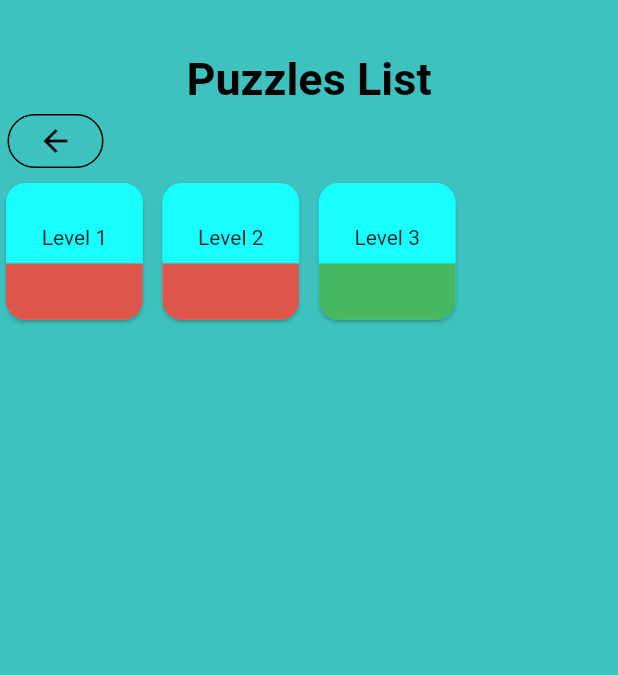
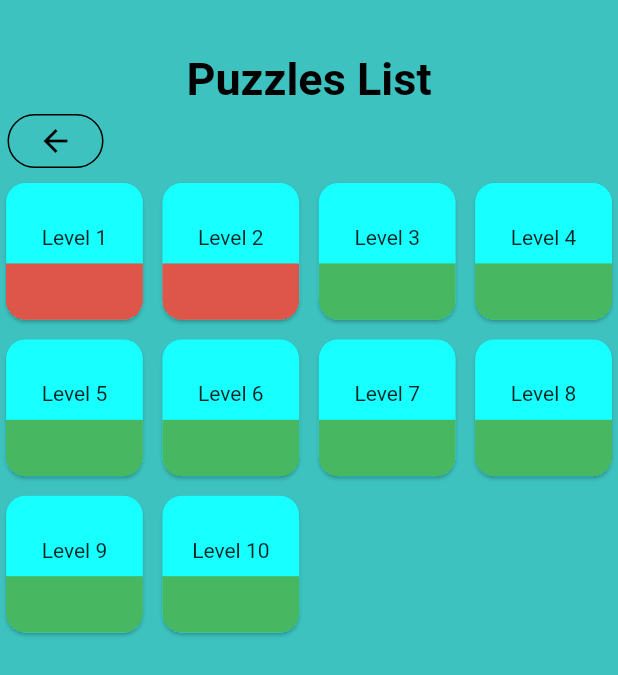
Before and after one commit to HazemMostafa23/Chuzzlez, a Flutter app: the PuzzleScreen screen opened by its route, on a phone screen of 412 x 824 dp. Shown: the top 675 px of the screen. Run offline on Flutter 3.47's test engine with Material 2 defaults, Android fonts, the light colour scheme and no system bars; missing offline and left inert: flutter_chess_board.

Commit message:
added puzzles 4-10

```diff
--- a/lib/providers/puzzles_provider.dart
+++ b/lib/providers/puzzles_provider.dart
@@ -14,7 +14,42 @@ class PuzzlesProvider with ChangeNotifier {
         levelNumber: 3,
         pgn:
             '1. d4 d5 2. c4 c6 3. Nf3 Bg4 4. e3 Bxf3 5. Qxf3 Nf6 6. Nd2 e6 7. cxd5 exd5 8. b3 g6 9. Bb2 Bg7 10. Bd3 O-O 11. O-O Nbd7 12. Rac1 Re8 13. Rfe1 Nf8 14. Qg3 Ne4 15. Nxe4 dxe4 16. Bc2 Nd7 17. Qf4 Nf6 18. f3 Nd5 19. Qg3 f5 20. fxe4 fxe4 21. Bb1 Bh6 22. Rc2 Qg5 23. Qxg5 Bxg5 24. Rce2 a5 25. a4 Re6 26. Bc1 Rae8 27. Rf2 Nc3 28. Bc2 b5 29. axb5 cxb5 30. Bd2 Rc8 31. g3 b4 32. h4 Bh6 33. Ra1 Ra8 34. g4 Bf8 35. Rf4 Bd6 36. Rf2 Bg3 37. Rg2 Bxh4 38. Bxc3 bxc3 39. b4 Bd8 40. bxa5 Rxa5',
-        solution: '41. Rxa5 Bxa5,42. Bb3')
+        solution: '41. Rxa5 Bxa5,42. Bb3'),
+    Puzzles(
+        levelNumber: 4,
+        pgn:
+            '1. d4 Nf6 2. c4 e6 3. Nc3 Bb4 4. e3 O-O 5. Qc2 d5 6. Nf3 b6 7. Be2 Bb7 8. O-O Nbd7 9. a3 Bxc3 10. bxc3 dxc4 11. Bxc4 c5 12. Bb2 Bxf3 13. gxf3 cxd4 14. cxd4 Rc8 15. Qe2 Nd5 16. f4 Qh4 17. Bd3 N7f6 18. Kh1 Ng4 19. f3 Ngxe3 20. Rg1 Qxf4 21. Bc1 Qxd4 22. Bb2 Nc3 23. Qd2 Ned5',
+        solution: '24. Bxh7+ Kxh7,25. Qxd4'),
+    Puzzles(
+        levelNumber: 5,
+        pgn:
+            '1. e4 c5 2. Nf3 d6 3. d4 cxd4 4. Nxd4 Nf6 5. Nc3 a6 6. Be2 e5 7. Nb3 Be7 8. Be3 Be6 9. O-O O-O 10. f4 exf4 11. Rxf4 Nc6 12. Nd4 Ne5 13. Nf5 Rc8 14. Bd4 Re8 15. Qe1 Bf8 16. Qg3 Ng6 17. Bxf6 gxf6 18. Rg4 Qb6+ 19. Kh1 Qxb2 20. Rf1 Rxc3 21. Bd3 Rxc2 22. Bxc2 Qxc2 23. h4 h5',
+        solution: '24. Rxg6+ fxg6,25. Qxg6+'),
+    Puzzles(
+        levelNumber: 6,
+        pgn:
+            '1. e4 c6 2. f4 d5 3. e5 e6 4. Nf3 c5 5. Be2 Nc6 6. O-O Nge7 7. d4 Nf5 8. dxc5 Bxc5+ 9. Kh1 O-O 10. Nc3 Bd7 11. Na4 Bb6 12. Nxb6 Qxb6 13. b3 Rac8 14. c4 Nfd4 15. Be3 dxc4 16. Bxd4 Nxd4 17. Qxd4 Qc7 18. Bxc4 a6 19. h3 Bc6 20. Ng5 Kh8 21. Qd3 g6 22. Qg3 b5 23. Bd3 Kg7 24. h4 Rcd8 25. Rfd1 h6 26. Ne4 Rd4 27. Nd6 h5 28. Rac1 Qb6 29. f5 Rg4 30. Qe1 Rxg2 31. Be4 Bxe4 32. Nxe4 Rxa2 33. fxg6 fxg6 34. Nf6 Qb7+ 35. Qe4 Qxe4+ 36. Nxe4 Rf4 37. Rd7+ Kh6 38. Nf6 Rxh4+ 39. Kg1 Rhh2 40. Rh7+ Kg5 41. Ne4+ Kh4 42. Rf7 Rhg2+ 43. Kf1 Rh2',
+        solution: '44. Rf4+ Kh3,45. Rc3#'),
+    Puzzles(
+        levelNumber: 7,
+        pgn:
+            '1. e4 e5 2. Nf3 Nc6 3. Bc4 h6 4. Nc3 Nge7 5. d3 Ng6 6. O-O Bc5 7. Re1 a6 8. Be3 Bxe3 9. fxe3 O-O 10. Bb3 d6 11. Nd5 Na5 12. d4 Nxb3 13. cxb3 c6 14. Nb4 a5 15. Nd3 exd4 16. exd4 Bg4 17. Rc1 Qf6 18. Nf2 Bxf3 19. Qxf3 Qxd4 20. Rcd1 Qxb2 21. Rxd6 Qxa2 22. Rd7 Rab8 23. Ng4 Qb2 24. Rf1 Ne5 25. Nxe5 Qxe5 26. Rxf7 Rxf7 27. Qxf7+ Kh8 28. Qg6 Re8 29. Rf7 Qd4+ 30. Kf1 Qd1+ 31. Kf2 Qd2+ 32. Kg3 Qe3+ 33. Kh4 Qg5+ 34. Qxg5 hxg5+ 35. Kxg5 Rxe4 36. Rxb7 Re2 37. g3 Rxh2 38. Ra7 Rb2',
+        solution: '39. Kg6 Rxb3,40. Ra8+ Rb8,41. Rxb8#'),
+    Puzzles(
+        levelNumber: 8,
+        pgn:
+            '1. e4 e5 2. Nf3 Nc6 3. Bc4 Bc5 4. c3 Nf6 5. d4 exd4 6. cxd4 Bb4+ 7. Nc3 O-O 8. Bg5 Be7 9. Bd3 d6 10. h3 b6 11. O-O Bb7 12. a3 Ne8 13. Bd2 Nf6 14. Qc2 a6 15. e5 dxe5 16. dxe5 Nd7 17. Bxh7+ Kh8 18. Be4 Rb8 19. Bxc6 Bxc6 20. Rad1 Bxf3 21. gxf3 Bg5 22. Kh2 Bxd2 23. Rxd2 Qg5 24. Rg1 Qf4+ 25. Rg3 Nxe5 26. Nd5 Nxf3+ 27. Kg2 Qxd2 28. Qxd2 Nxd2 29. Rg5 Rbd8',
+        solution: '30. Rh5+ Kg8,31. Ne7#'),
+    Puzzles(
+        levelNumber: 9,
+        pgn:
+            '1. b4 e6 2. Bb2 Nf6 3. b5 a6 4. c4 axb5 5. cxb5 Bc5 6. e3 d5 7. Nf3 O-O 8. Qc2 Bb6 9. Ng5 h6',
+        solution: '10. Bxf6 hxg5,11. Bxd8'),
+    Puzzles(
+        levelNumber: 10,
+        pgn:
+            '1. c4 e6 2. Nf3 d5 3. e3 Nf6 4. Nc3 dxc4 5. Bxc4 Bd6 6. O-O O-O 7. e4 c6 8. e5 Bxe5 9. Nxe5 Qd4 10. Re1 b5 11. Bb3 b4 12. Nb1 Ba6 13. d3 Rd8 14. Qf3 Rd6 15. Bc4 Bb7 16. Qe3 Qh4 17. b3 Nbd7 18. Bb2 c5 19. Nxd7 Rxd7 20. Be5 Rad8 21. Nd2 Ng4 22. Qg3 Qg5 23. Bf4 Qf5 24. Ne4 h5 25. h3 Nf6 26. Nxf6+ Qxf6 27. Be5 Qh6 28. Re3 f6 29. Bb2 Bd5 30. Rae1 Bxc4 31. dxc4 e5 32. Bc1 Rd1 33. Kh2 Qh7 34. Qf3 Qc2 35. Rxd1 Rxd1 36. Qxh5 Rxc1 37. Qe8+ Kh7 38. Rg3 g5 39. Qf7+ Kh6 40. Qxf6+ Qg6 41. Qf8+ Qg7 42. Qd6+ Qg6 43. Qxe5 Rc2 44. Qxc5 Rxa2 45. Rd3 Qxd3 46. Qc6+ Kh5',
+        solution: '47. g4+ Kh4,44. 8Qh6#')
   ];
 
   PuzzlesProvider() {
--- a/lib/screens/board_screen.dart
+++ b/lib/screens/board_screen.dart
@@ -58,6 +58,7 @@ class _BoardState extends State<Board> {
     puzzle = Provider.of<PuzzlesProvider>(context, listen: false)
         .getPuzzle(levelNumber);
     controller.loadPGN(puzzle.pgn);
+    // controller.clearBoard();
     moveCount = 0;
     solution = puzzle.solution;
   }
@@ -84,19 +85,21 @@ class _BoardState extends State<Board> {
     // checks if last move was made by player or system
     if (controller.getSan().last!.split(' ').length == 2) {
       // print('if 1');
-      print(levelNumber);
+      // print(levelNumber);
       // checks if last move is same as solution move
       if (lastMove == solFinal[1] || controller.isCheckMate()) {
         // print('if 2');
+        // print('solution ' + solFinal[1]);
+        // print('last move ' + lastMove);
+        // print('sol length ' + solFinal.length.toString());
         // checks if system has a move after player
         if (solFinal.length == 3) {
           // print('if 3');
-          // print('solution ' + solFinal[1]);
-          // print('last move ' + lastMove);
+          // print(solFinal[2]);
           controller.makeMoveWithNormalNotation(solFinal[2]);
           moveCount++;
         } else {
-          print('you won');
+          // print('you won');
           setState(() {
             this.won = true;
             alertWin();
@@ -107,7 +110,7 @@ class _BoardState extends State<Board> {
         controller.notifyListeners();
       }
     } else {
-      print('else');
+      // print('else');
     }
   }
 
```
